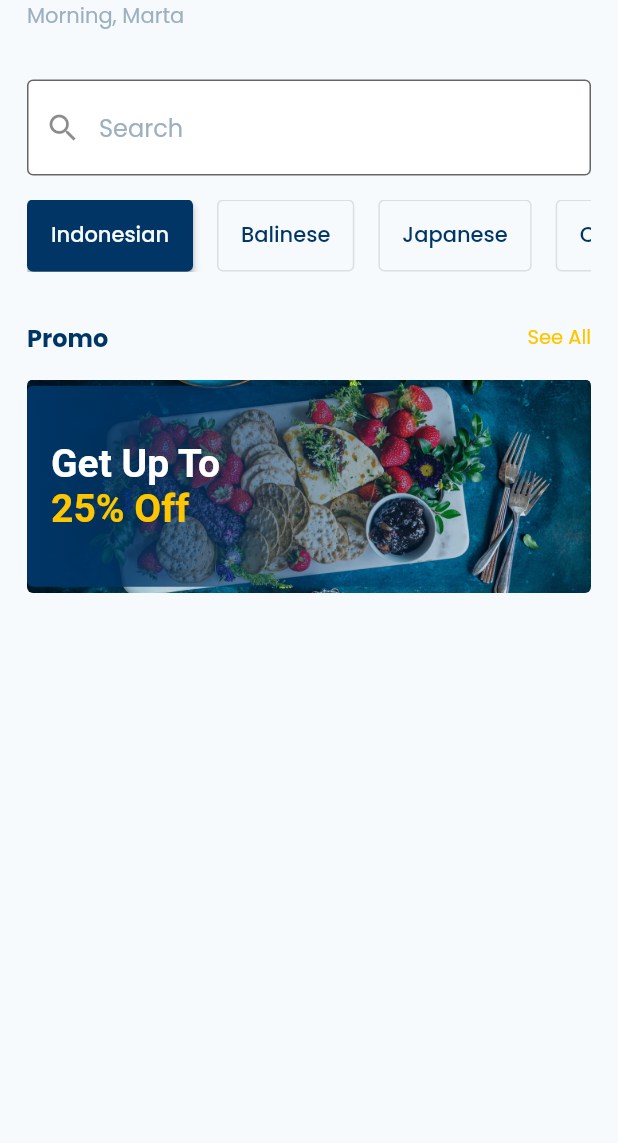
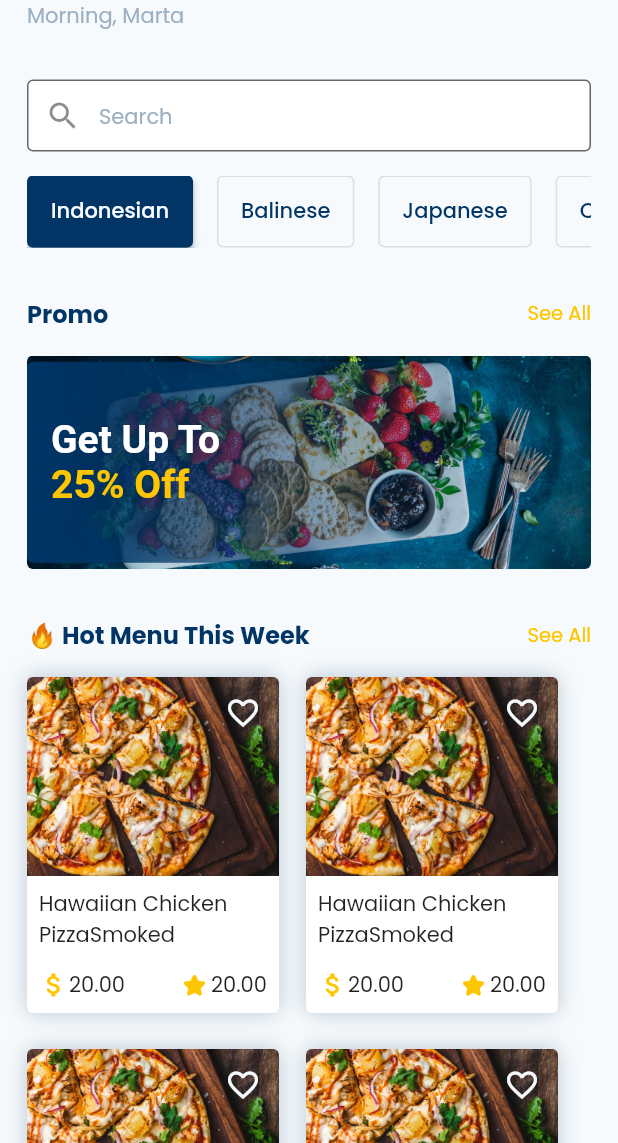
Before and after one commit to marta-werdaya/food_craft, a Flutter app: the screen it shows after launch, on a phone screen of 412 x 824 dp, the part 93-1236 px from its top. Run offline on Flutter 3.47's test engine with Material 2 defaults, Android fonts, the phone set to English and light mode, and no system bars; our stand-ins replace google_fonts.

Commit message:
add product item. hot menu container

```diff
--- a/lib/pages/home_page.dart
+++ b/lib/pages/home_page.dart
@@ -14,14 +14,107 @@ class HomePage extends StatelessWidget {
     return Scaffold(
       body: SafeArea(
         child: ListView(
-          children: const [
-            BrandLogo(),
-            SearchWidget(),
-            CategoryButton(),
-            TitleWidget(),
-            PromoBanner()
+          children: [
+            const BrandLogo(),
+            const SearchWidget(),
+            const CategoryButton(),
+            const TitleWidget(title: 'Promo'),
+            const PromoBanner(),
+            const TitleWidget(title: '🔥 Hot Menu This Week'),
+            Padding(
+              padding: const EdgeInsets.only(left: 18, right: 18, bottom: 32),
+              child: Wrap(
+                spacing: 18,
+                runSpacing: 24,
+                children: const [
+                  ProductItem(),
+                  ProductItem(),
+                  ProductItem(),
+                  ProductItem(),
+                  ProductItem(),
+                ],
+              ),
+            ),
           ],
         ),
+      ),
+    );
+  }
+}
+
+class ProductItem extends StatelessWidget {
+  const ProductItem({
+    Key? key,
+  }) : super(key: key);
+
+  @override
+  Widget build(BuildContext context) {
+    return Container(
+      width: 168,
+      decoration: BoxDecoration(
+          color: AppColors.white,
+          borderRadius: BorderRadius.circular(4),
+          boxShadow: [
+            BoxShadow(
+              color: AppColors.primary.withOpacity(0.25),
+              spreadRadius: 0,
+              blurRadius: 12,
+            )
+          ]),
+      child: Column(
+        children: [
+          Stack(
+            alignment: Alignment.topRight,
+            children: [
+              Image.asset('assets/images/pizza.png'),
+              const Padding(
+                padding: EdgeInsets.all(12.0),
+                child: Icon(
+                  Icons.favorite_border,
+                  color: AppColors.bg,
+                ),
+              ),
+            ],
+          ),
+          Padding(
+            padding: const EdgeInsets.all(8.0),
+            child: Column(
+              children: [
+                const Text('Hawaiian Chicken PizzaSmoked'),
+                const SizedBox(
+                  height: 12,
+                ),
+                Row(
+                  mainAxisAlignment: MainAxisAlignment.spaceBetween,
+                  children: [
+                    Row(
+                      children: const [
+                        Icon(
+                          Icons.attach_money,
+                          color: AppColors.secondary,
+                          size: 20,
+                        ),
+                        Text('20.00'),
+                      ],
+                    ),
+                    Row(
+                      children: [
+                        Image.asset(
+                          'assets/icons/star.png',
+                          width: 14,
+                        ),
+                        const SizedBox(
+                          width: 4,
+                        ),
+                        const Text('20.00'),
+                      ],
+                    ),
+                  ],
+                )
+              ],
+            ),
+          )
+        ],
       ),
     );
   }
@@ -35,7 +128,7 @@ class PromoBanner extends StatelessWidget {
   @override
   Widget build(BuildContext context) {
     return Padding(
-      padding: const EdgeInsets.symmetric(horizontal: 18),
+      padding: const EdgeInsets.only(left: 18, right: 18, bottom: 32),
       child: SizedBox(
         child: Stack(
           alignment: Alignment.centerLeft,
--- a/lib/themes/theme_input.dart
+++ b/lib/themes/theme_input.dart
@@ -3,10 +3,12 @@ import 'package:food_craft/constants/app_colors.dart';
 
 class ThemeInput {
   static const inputDecoration = InputDecorationTheme(
+    contentPadding: EdgeInsets.all(12),
     fillColor: AppColors.white,
     filled: true,
     border: OutlineInputBorder(),
     hintStyle: TextStyle(
+      fontSize: 14,
       color: AppColors.grey,
     ),
     iconColor: AppColors.grey,
--- a/lib/widgets/title_widget.dart
+++ b/lib/widgets/title_widget.dart
@@ -3,7 +3,9 @@ import 'package:flutter/material.dart';
 import '../constants/app_colors.dart';
 
 class TitleWidget extends StatelessWidget {
+  final String title;
   const TitleWidget({
+    required this.title,
     Key? key,
   }) : super(key: key);
 
@@ -13,16 +15,16 @@ class TitleWidget extends StatelessWidget {
       padding: const EdgeInsets.only(left: 18, right: 18, bottom: 16),
       child: Row(
         mainAxisAlignment: MainAxisAlignment.spaceBetween,
-        children: const [
+        children: [
           Text(
-            'Promo',
-            style: TextStyle(
+            title,
+            style: const TextStyle(
               color: AppColors.primary,
               fontSize: 16,
               fontWeight: FontWeight.bold,
             ),
           ),
-          Text(
+          const Text(
             'See All',
             style: TextStyle(
               color: AppColors.secondary,
--- a/pubspec.yaml
+++ b/pubspec.yaml
@@ -62,6 +62,7 @@ flutter:
   # To add assets to your application, add an assets section, like this:
   assets:
     - assets/images/
+    - assets/icons/
 
   # An image asset can refer to one or more resolution-specific "variants", see
   # https://flutter.dev/assets-and-images/#resolution-aware
```
Also changed, not shown: assets/icons/star.png (added), assets/images/curry.png (added), assets/images/egg.png (added), assets/images/pasta.png (added), assets/images/pizza.png (added).
